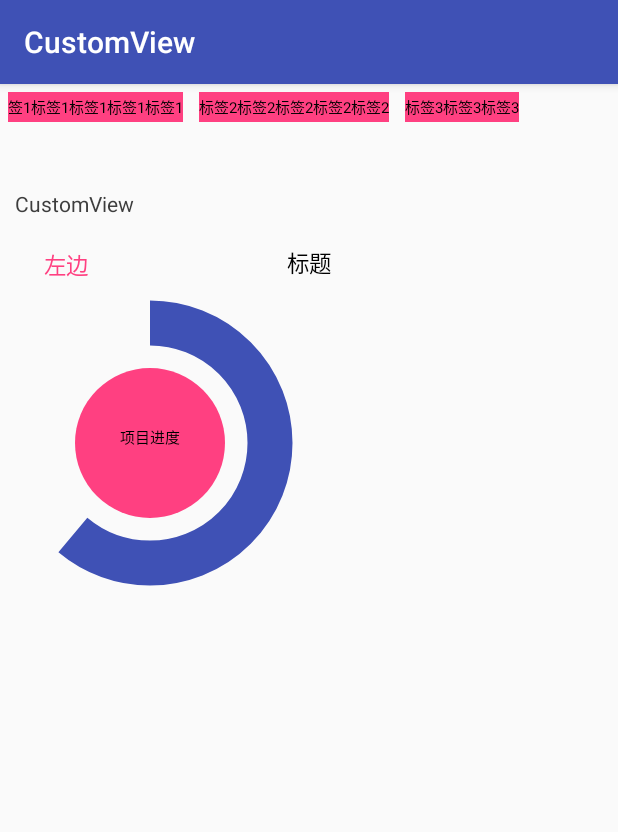
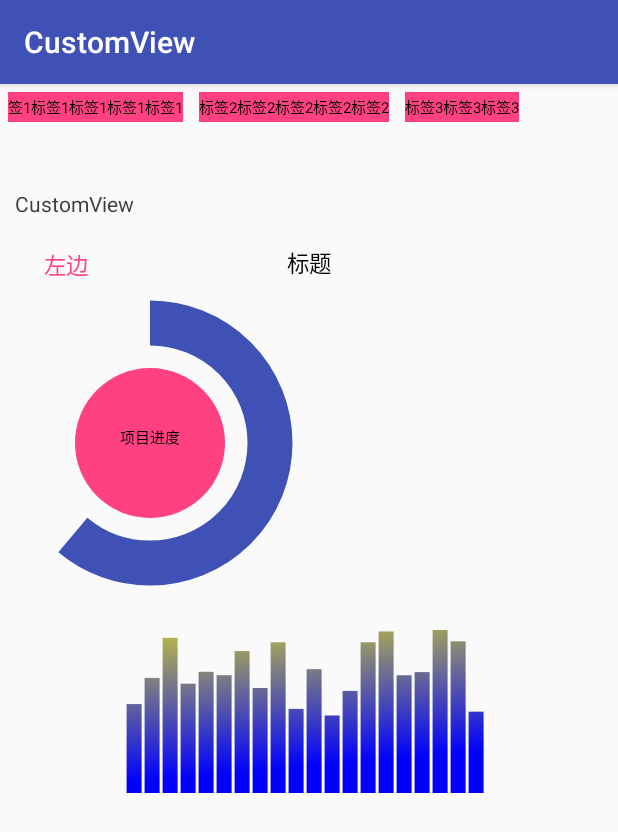
Before and after one commit to linkecoding/CustomView, an Android app: the screen it shows after launch (MainActivity), on a phone screen of 412 x 824 dp. Shown: the top 832 px of the screen. Run offline under Robolectric (Android 15) with nearby library versions, the phone set to English and light mode, and no system bars.

Commit message:
添加音频条形图自定义View及其使用方法

```diff
--- a/app/src/main/java/com/codekong/customview/activity/MainActivity.java
+++ b/app/src/main/java/com/codekong/customview/activity/MainActivity.java
@@ -6,6 +6,7 @@ import android.os.Bundle;
 import android.view.View;
 
 import com.codekong.customview.R;
+import com.codekong.customview.view.AudioBarGraph;
 import com.codekong.customview.view.FlowLayout;
 import com.codekong.customview.view.TextFlashingTextView;
 import com.codekong.customview.view.TopBar;
@@ -41,5 +42,12 @@ public class MainActivity extends AppCompatActivity {
         topBar.setBtnVisibility(0, true);
         //隐藏右边按钮
         topBar.setBtnVisibility(1, false);
+
+        AudioBarGraph audioBarGraph = (AudioBarGraph) findViewById(R.id.id_abg);
+        float[] m = new float[20];
+        for (int i = 0; i < m.length; i++) {
+            m[i] = (float) (Math.random() * 100);
+        }
+        audioBarGraph.setCurrentHeight(m);
     }
 }
--- /dev/null
+++ b/app/src/main/java/com/codekong/customview/view/AudioBarGraph.java
@@ -0,0 +1,116 @@
+package com.codekong.customview.view;
+
+import android.content.Context;
+import android.content.res.TypedArray;
+import android.graphics.Canvas;
+import android.graphics.Color;
+import android.graphics.LinearGradient;
+import android.graphics.Paint;
+import android.graphics.Shader;
+import android.util.AttributeSet;
+import android.view.View;
+
+import com.codekong.customview.R;
+
+/**
+ * Created by szh on 2017/1/24.
+ * 音频条形图
+ */
+
+public class AudioBarGraph extends View {
+    //渐变色顶部颜色
+    private int mTopColor;
+    //渐变色底部颜色
+    private int mBottomColor;
+    //View重绘延时时间
+    private int mDelayTime;
+
+    //小矩形的数目
+    private int mRectCount;
+    //每个小矩形的宽度
+    private int mRectWidth;
+    //每个小矩形的高度
+    private int mRectHeight;
+    //每个小矩形之间的偏移量
+    private float mOffset;
+    //绘制小矩形的画笔
+    private Paint mPaint;
+    //View的宽度
+    private int mViewWidth;
+    //产生渐变效果
+    private LinearGradient mLinearGradient;
+    //每个小矩形的当前高度
+    private float[] mCurrentHeight;
+    public AudioBarGraph(Context context) {
+        this(context, null);
+    }
+
+    public AudioBarGraph(Context context, AttributeSet attrs) {
+        this(context, attrs, 0);
+    }
+
+    public AudioBarGraph(Context context, AttributeSet attrs, int defStyleAttr) {
+        super(context, attrs, defStyleAttr);
+        mOffset = 5;
+        mRectCount = 10;
+        mPaint = new Paint();
+        mPaint.setAntiAlias(true);
+        mPaint.setStyle(Paint.Style.FILL);
+
+        TypedArray ta = context.obtainStyledAttributes(attrs, R.styleable.AudioBarGraph);
+        mRectCount = ta.getInt(R.styleable.AudioBarGraph_rectCount, 10);
+        mOffset = ta.getFloat(R.styleable.AudioBarGraph_rectOffset, 3);
+        mDelayTime = ta.getInt(R.styleable.AudioBarGraph_delayTime, 300);
+        mTopColor = ta.getColor(R.styleable.AudioBarGraph_topColor, Color.YELLOW);
+        mBottomColor = ta.getColor(R.styleable.AudioBarGraph_bottomColor, Color.BLUE);
+        ta.recycle();
+    }
+
+    @Override
+    protected void onMeasure(int widthMeasureSpec, int heightMeasureSpec) {
+        int widthMode = MeasureSpec.getMode(widthMeasureSpec);
+        int heightMode = MeasureSpec.getMode(heightMeasureSpec);
+        int widthSize = MeasureSpec.getSize(widthMeasureSpec);
+        int heightSize = MeasureSpec.getSize(heightMeasureSpec);
+
+        int width = 200;
+        int height = 200;
+
+        setMeasuredDimension(widthMode == MeasureSpec.EXACTLY ? widthSize : width,
+                heightMode == MeasureSpec.EXACTLY ? heightSize : height);
+    }
+
+    @Override
+    protected void onDraw(Canvas canvas) {
+        super.onDraw(canvas);
+        if (mCurrentHeight != null){
+            for (int i = 0; i < mRectCount; i++) {
+                int random = (int) (Math.random() * 50);
+                canvas.drawRect((float) (mViewWidth * 0.4 / 2 + mRectWidth * i + mOffset), mCurrentHeight[i] + random,
+                        (float) (mViewWidth * 0.4 / 2 + mRectWidth * (i + 1)), mRectHeight, mPaint);
+            }
+        }else{
+            for (int i = 0; i < mRectCount; i++) {
+                int currentHeight = 0;
+                canvas.drawRect((float) (mViewWidth * 0.4 / 2 + mRectWidth * i + mOffset), currentHeight,
+                        (float) (mViewWidth * 0.4 / 2 + mRectWidth * (i + 1)), mRectHeight, mPaint);
+            }
+        }
+        postInvalidateDelayed(mDelayTime);
+    }
+
+    @Override
+    protected void onSizeChanged(int w, int h, int oldw, int oldh) {
+        super.onSizeChanged(w, h, oldw, oldh);
+        mViewWidth = getMeasuredWidth();
+        mRectHeight = getMeasuredHeight();
+        mRectWidth = (int) (mViewWidth * 0.6 / mRectCount);
+        mLinearGradient = new LinearGradient(0, 0, mRectWidth, mRectHeight,
+                mTopColor, mBottomColor, Shader.TileMode.CLAMP);
+        mPaint.setShader(mLinearGradient);
+    }
+
+    public void setCurrentHeight(float[] currentHeight){
+        mCurrentHeight = currentHeight;
+    }
+}
--- a/app/src/main/res/layout/activity_main.xml
+++ b/app/src/main/res/layout/activity_main.xml
@@ -71,5 +71,10 @@
         app:sweepAngle="220"
         app:textSize="10sp"
         app:textContent="项目进度"/>
+    <com.codekong.customview.view.AudioBarGraph
+        android:id="@+id/id_abg"
+        android:layout_width="match_parent"
+        android:layout_height="wrap_content"
+        app:rectCount="20"/>
 </LinearLayout>
 </ScrollView>
--- a/app/src/main/res/values/attrs.xml
+++ b/app/src/main/res/values/attrs.xml
@@ -24,4 +24,11 @@
         <attr name="startAngle" format="float"/>
         <attr name="sweepAngle" format="float"/>
     </declare-styleable>
+    <declare-styleable name="AudioBarGraph">
+        <attr name="rectCount" format="integer"/>
+        <attr name="rectOffset" format="float"/>
+        <attr name="topColor" format="color"/>
+        <attr name="bottomColor" format="color"/>
+        <attr name="delayTime" format="integer"/>
+    </declare-styleable>
 </resources>
```
Also changed, not shown: 2 other files.
